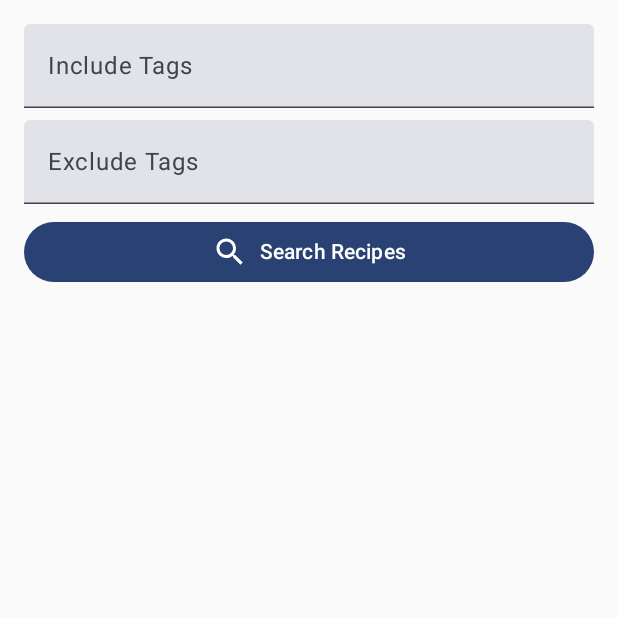
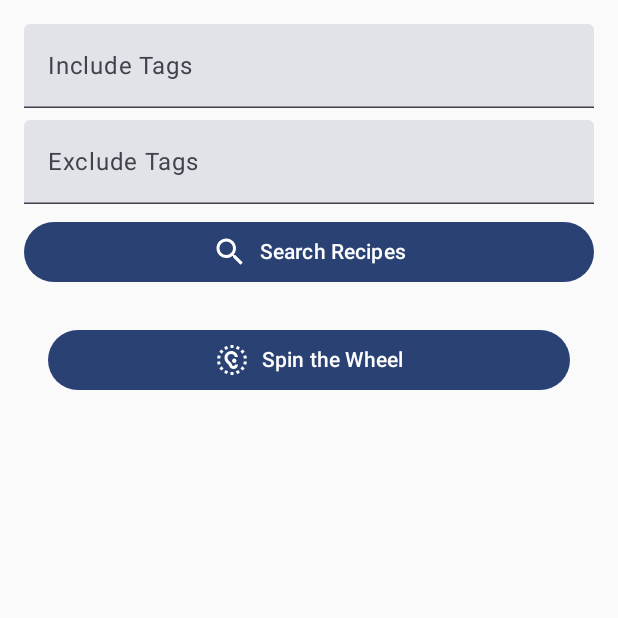
Before and after one commit to mateuszhorczak/SM-CulinaryDroid, an Android app built with Jetpack Compose: the screen it shows after launch (MainActivity), on a phone screen of 412 x 824 dp, the top half of it. Run offline under Robolectric (Android 15) with nearby library versions, the phone set to English and light mode, and no system bars.

Commit message:
get random option after click button

```diff
--- a/app/src/main/java/wi/pb/culinarydroid/MainScreen.kt
+++ b/app/src/main/java/wi/pb/culinarydroid/MainScreen.kt
@@ -1,6 +1,10 @@
 package wi.pb.culinarydroid
 
 import android.util.Log
+import androidx.compose.animation.core.FastOutSlowInEasing
+import androidx.compose.animation.core.animateFloatAsState
+import androidx.compose.animation.core.tween
+import androidx.compose.foundation.layout.Box
 import androidx.compose.foundation.layout.Column
 import androidx.compose.foundation.layout.Spacer
 import androidx.compose.foundation.layout.fillMaxSize
@@ -10,6 +14,7 @@ import androidx.compose.foundation.layout.width
 import androidx.compose.foundation.text.KeyboardActions
 import androidx.compose.foundation.text.KeyboardOptions
 import androidx.compose.material.icons.Icons
+import androidx.compose.material.icons.filled.NoiseAware
 import androidx.compose.material.icons.filled.Search
 import androidx.compose.material3.Button
 import androidx.compose.material3.Icon
@@ -20,12 +25,16 @@ import androidx.compose.runtime.getValue
 import androidx.compose.runtime.mutableStateOf
 import androidx.compose.runtime.remember
 import androidx.compose.runtime.setValue
+import androidx.compose.ui.Alignment
 import androidx.compose.ui.ExperimentalComposeUiApi
 import androidx.compose.ui.Modifier
 import androidx.compose.ui.graphics.Color
 import androidx.compose.ui.platform.LocalSoftwareKeyboardController
 import androidx.compose.ui.text.input.ImeAction
 import androidx.compose.ui.unit.dp
+import kotlinx.coroutines.GlobalScope
+import kotlinx.coroutines.delay
+import kotlinx.coroutines.launch
 
 @OptIn(ExperimentalComposeUiApi::class)
 @Composable
@@ -34,6 +43,18 @@ fun MainScreen(onSearch: (SearchParameters) -> Unit) {
     var excludeTags by remember { mutableStateOf("") }
 
     val keyboardController = LocalSoftwareKeyboardController.current
+
+    var isWheelSpinning by remember { mutableStateOf(false) }
+    var selectedOption by remember { mutableStateOf<String?>(null) }
+
+    // Animacja obrotu koła
+    val rotationAngle by animateFloatAsState(
+        targetValue = if (isWheelSpinning) 360f else 0f,
+        tween(
+            durationMillis = 1500,
+            easing = FastOutSlowInEasing
+        ), label = "Rotation angleeeee"
+    )
 
     Column(
         modifier = Modifier
@@ -93,6 +114,61 @@ fun MainScreen(onSearch: (SearchParameters) -> Unit) {
             Spacer(modifier = Modifier.width(8.dp))
             Text("Search Recipes")
         }
+
+
+        // Funkcja do losowania opcji
+        fun spinWheel() {
+            isWheelSpinning = true
+
+            // Symulacja losowania opcji po pewnym czasie (możesz dostosować)
+            GlobalScope.launch {
+                delay(1500) // Czas trwania animacji obrotu koła
+                val options =
+                    listOf("Option 1", "Option 2", "Option 3", "Option 4") // Dodaj swoje opcje
+                selectedOption = options.random()
+                isWheelSpinning = false
+            }
+        }
+
+
+        // Grafika koła fortuny
+        Box(
+            modifier = Modifier
+                .fillMaxSize()
+                .padding(16.dp)
+        ) {
+            // Tutaj umieść grafikę koła fortuny (np. obrazek) i zastosuj animację obrotu
+            // Możesz użyć obiektu Image i zastosować rotationAngle jako Modifier w animowanym obiekcie
+
+            // Przycisk do rozpoczęcia losowania
+            Button(
+                onClick = {
+                    spinWheel()
+                },
+                modifier = Modifier
+                    .fillMaxWidth()
+                    .padding(bottom = 8.dp)
+            ) {
+                Icon(
+                    imageVector = Icons.Default.NoiseAware,
+                    contentDescription = null,
+                    tint = Color.White
+                )
+                Spacer(modifier = Modifier.width(8.dp))
+                Text("Spin the Wheel")
+            }
+
+            // Wyświetlanie wylosowanej opcji
+            selectedOption?.let {
+                // Tutaj możesz umieścić kod do wyświetlania wylosowanej opcji, np. na dole ekranu
+                Text(
+                    text = "Selected Option: $it",
+                    modifier = Modifier
+                        .align(Alignment.BottomCenter)
+                        .padding(16.dp)
+                )
+            }
+        }
     }
 }
 
--- a/app/src/main/java/wi/pb/culinarydroid/RecipeScreen.kt
+++ b/app/src/main/java/wi/pb/culinarydroid/RecipeScreen.kt
@@ -150,7 +150,6 @@ fun RecipeScreen(recipe: Recipe, onBack: () -> Unit) {
                     modifier = Modifier
                         .padding(start = 16.dp)
                 )
-                // ... Dodaj więcej informacji, jeśli są dostępne
             }
         }
     }
```
Also changed, not shown: app/src/main/res/drawable/fortune_wheel.jpg (added), app/src/main/res/drawable/fortune_wheel.png (deleted).
